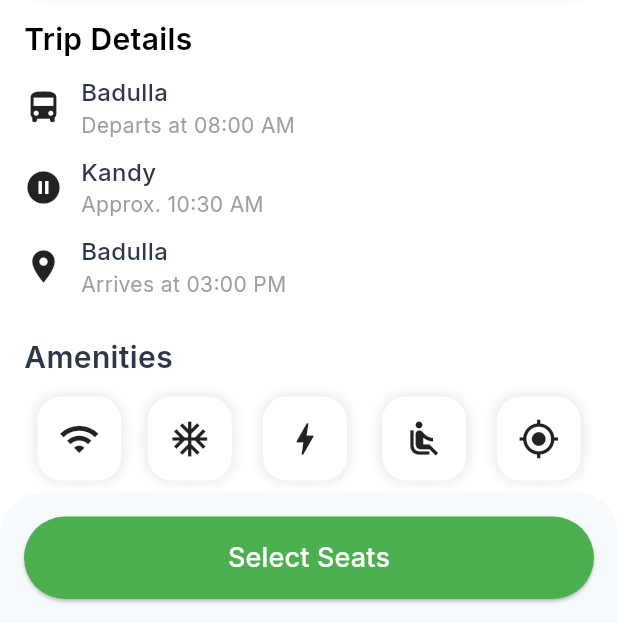
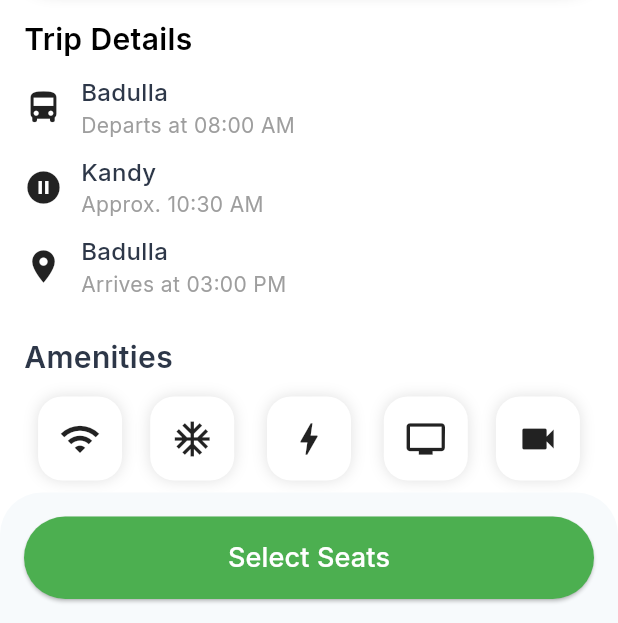
Before and after one commit to MohamedAjas/HelloBus, a Flutter app: the BusDetailsPage screen opened directly, on a phone screen of 412 x 824 dp, the part 613-1236 px from its top. Run offline on Flutter 3.47's test engine with Material 3 defaults, Android fonts, the light colour scheme and no system bars; our stand-ins replace google_fonts, marquee, material_symbols_icons.

Commit message:
update the bus details screen

```diff
--- a/lib/views/passenger/screen/bus_details_page1.dart
+++ b/lib/views/passenger/screen/bus_details_page1.dart
@@ -162,8 +162,11 @@ class _BusDetailsPageState extends State<BusDetailsPage> {
                 _amenityItem(Icons.wifi, "Wi-Fi"),
                 _amenityItem(Icons.ac_unit, "AC"),
                 _amenityItem(Icons.bolt, "Charging"),
-                _amenityItem(Icons.airline_seat_recline_normal, "Seat Belt"),
-                _amenityItem(Icons.gps_fixed, "GPS"),
+                _amenityItem(Icons.tv, "TV"),
+                _amenityItem(Icons.videocam, "Camera"),
+
+               //_amenityItem(Icons.airline_seat_recline_extra, "Seat Adjustment"),
+
               ],
             ),
 
```
